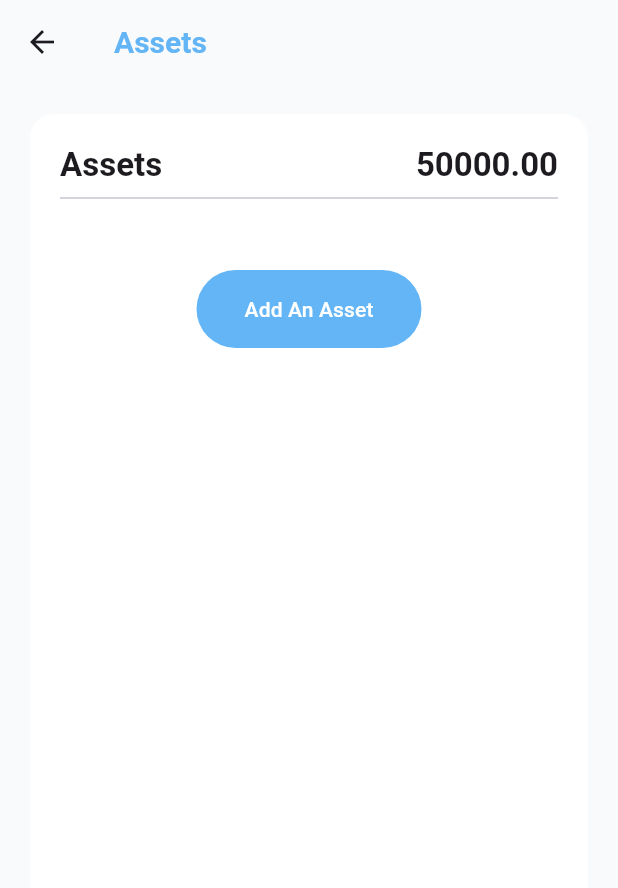
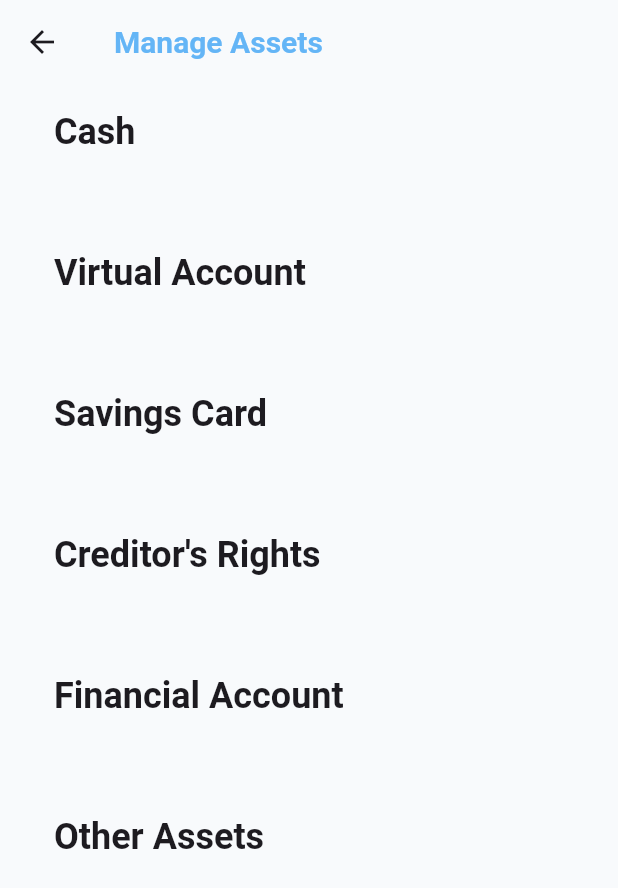
Before and after one commit to deLKM/accountbook_proto, a Flutter app: the AssetsPage screen opened by its route, after a tap on "Add An Asset", on a phone screen of 412 x 824 dp. Shown: the top 888 px of the screen. Run offline on Flutter 3.47's test engine with Material 3 defaults, Android fonts, the phone set to English and light mode, and no system bars; our stand-ins replace flutter_riverpod, riverpod_annotation; generated files the repository leaves out were written again; network calls fail.

Commit message:
Add some features about AAL

```diff
--- a/lib/app/app_router.dart
+++ b/lib/app/app_router.dart
@@ -4,6 +4,8 @@ import '../features/login_page/views/login_page.dart';
 import '../features/txn_dtl_page/views/txn_dtl_page.dart';
 import '../features/txn_dtl_page/views/assets_page.dart';
 import '../features/txn_dtl_page/views/liabilities_page.dart';
+import '../features/txn_dtl_page/views/manage_assets.dart';
+import '../features/txn_dtl_page/views/manage_liabilities.dart';
 import '../features/account_page/views/account_page.dart';
 import '../features/plan_page/views/plan_page.dart';
 import '../features/profile_page/views/profile_page.dart';
@@ -22,4 +24,6 @@ final appRoutes = {
   '/forgotpwd': (context) => ForgotPwdPage(),
   '/assets': (context) => AssetsPage(),
   '/liabilities': (context) => LiabilitiesPage(),
+  '/manage_assets': (context) => ManageAssetsPage(),
+  '/manage_liabilities': (context) => ManageLiabilitiesPage(),
 };
--- a/lib/features/txn_dtl_page/views/assets_page.dart
+++ b/lib/features/txn_dtl_page/views/assets_page.dart
@@ -34,7 +34,11 @@ class AssetsPage extends ConsumerWidget {
               ),
               Divider(),
               const SizedBox(height: 40),
-              AddButton(text: 'Add An Asset'),
+              AddButton(
+                text: 'Add An Asset',
+                onPressed: () => Navigator.pushNamed(context, '/manage_assets'),
+
+              ),
             ],
           ),
         ),
--- a/lib/features/txn_dtl_page/views/liabilities_page.dart
+++ b/lib/features/txn_dtl_page/views/liabilities_page.dart
@@ -37,7 +37,10 @@ class LiabilitiesPage extends ConsumerWidget {
               ),
               Divider(),
               const SizedBox(height: 40),
-              AddButton(text: 'Add A Liability'),
+              AddButton(
+                text: 'Add A Liability',
+                onPressed: () => Navigator.pushNamed(context, '/manage_liabilities')
+              ),
             ],
           ),
         ),
--- /dev/null
+++ b/lib/features/txn_dtl_page/views/manage_assets.dart
@@ -0,0 +1,52 @@
+import '../widgets/assets_and_liabilities_button.dart';
+import 'package:flutter/material.dart';
+import 'package:flutter_riverpod/flutter_riverpod.dart';
+
+class ManageAssetsPage extends ConsumerWidget {
+  const ManageAssetsPage({super.key});
+
+  @override
+  Widget build(BuildContext context, WidgetRef ref) {
+    return Scaffold(
+      appBar: AppBar(title: const Text('Manage Assets')),
+      body: Column(
+        children: [
+          AALButton(
+            onPressed: () {},
+            labeltext: 'Cash',
+          ),
+          const SizedBox(height: 30),
+
+          AALButton(
+            onPressed: () {},
+            labeltext: 'Virtual Account',
+          ),
+          const SizedBox(height: 30),
+
+          AALButton(
+            onPressed: () {},
+            labeltext: 'Savings Card',
+          ),
+          const SizedBox(height: 30),
+
+          AALButton(
+            onPressed: () {},
+            labeltext: 'Creditor\'s Rights',
+          ),
+          const SizedBox(height: 30),
+
+          AALButton(
+            onPressed: () {},
+            labeltext: 'Financial Account',
+          ),
+          const SizedBox(height: 30),
+
+          AALButton(
+            onPressed: () {},
+            labeltext: 'Other Assets',
+          ),
+        ],
+      ),
+    );
+  }
+}
--- a/lib/features/txn_dtl_page/widgets/add_button.dart
+++ b/lib/features/txn_dtl_page/widgets/add_button.dart
@@ -5,10 +5,13 @@ import 'package:flutter_riverpod/flutter_riverpod.dart';
 
 class AddButton extends ConsumerWidget {
   final String text;
+  final VoidCallback onPressed;
+
 
   const AddButton({
     super.key,
     required this.text,
+    required this.onPressed,
   });
 
   @override
@@ -17,7 +20,7 @@ class AddButton extends ConsumerWidget {
       child: SizedBox(
         width: 150,
         child: FilledButton(
-          onPressed: () {},
+          onPressed: onPressed,
           style: FilledButton.styleFrom(
             padding: const EdgeInsets.symmetric(vertical: 16),
             backgroundColor: Theme.of(context).primaryColor,
--- /dev/null
+++ b/lib/features/txn_dtl_page/widgets/assets_and_liabilities_button.dart
@@ -0,0 +1,32 @@
+import 'package:flutter/material.dart';
+import 'package:flutter_riverpod/flutter_riverpod.dart';
+
+class AALButton extends ConsumerWidget {
+  final String labeltext;
+  final VoidCallback onPressed;
+
+  const AALButton({
+    super.key,
+    required this.labeltext,
+    required this.onPressed,
+  });
+
+  @override
+  Widget build(BuildContext context, WidgetRef ref) {
+    return TextButton(
+      onPressed: onPressed,
+      style: TextButton.styleFrom(
+        backgroundColor: Colors.transparent,
+        padding: const EdgeInsets.all(16),
+      ),
+      child: Container(
+        alignment: Alignment.centerLeft,
+        padding: const EdgeInsets.only(left: 20),
+        child: Text(
+          labeltext,
+          style: Theme.of(context).textTheme.headlineSmall,
+        ),
+      ),
+    );
+  }
+}
```
Also changed, not shown: lib/app/app_theme.dart (+11 -0 lines), lib/features/txn_dtl_page/views/manage_liabilities.dart (added, +11 -0 lines).
